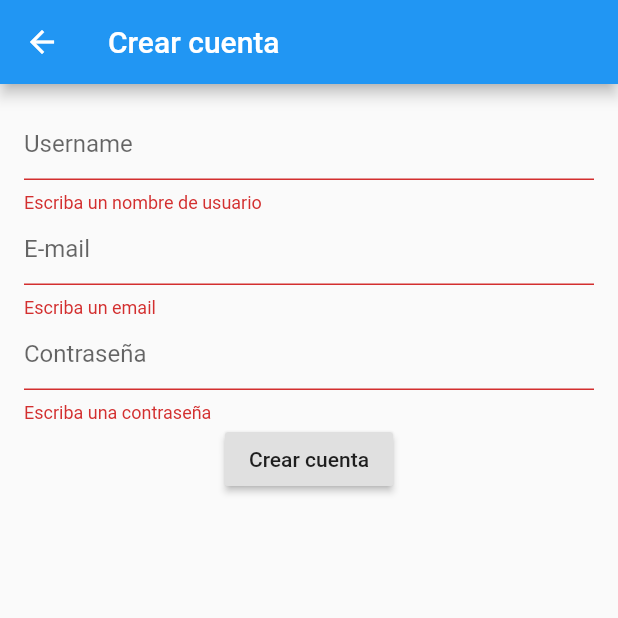
After one commit to IS-AgroSmart/AgroSmart-Mobile-Flutter, a Flutter app: the CreateAccountWidget screen opened by its route, after a tap on "Crear cuenta", on a phone screen of 412 x 824 dp, the top half of it. The commit adds this screen. Run offline on Flutter 3.47's test engine with Material 2 defaults, Android fonts, the phone set to English and light mode, and no system bars; our stand-ins replace connectivity, datetime_picker_formfield, permission_handler, photo_view, shared_preferences; missing offline and left inert: downloads_path_provider, flutter_downloader, prefs_config; accounts and stored records are empty; network calls fail.

Commit message:
Implement user account creation

```diff
--- a/lib/api.dart
+++ b/lib/api.dart
@@ -15,19 +15,13 @@ import 'models/user.dart';
 import 'orthomosaic_preview.dart';
 
 class Api {
-  static const ENTRYPOINT =
-//      "https://391b5808-8024-4864-bda1-992db1ce4e6a.mock.pstmn.io";
-      "http://10.0.2.2/api";
-      //"http://283f1ee35efc.ngrok.io/api";
-
-//      "http://192.168.100.100/api";
+  static const ENTRYPOINT = "http://10.0.2.2/api";
 
   // ignore: cancel_subscriptions
   static StreamSubscription connectivitySubscription;
 
   static Future<bool> tryLogin(String username, String pass) async {
-    var response = await http.post(ENTRYPOINT + "/api-auth",
-        body: {"username": username, "password": pass});
+    var response = await http.post(ENTRYPOINT + "/api-auth", body: {"username": username, "password": pass});
 
     if (response.statusCode != 200) {
       return false;
@@ -42,6 +36,25 @@ class Api {
     await fetchUserDetails();
 
     return true;
+  }
+
+  static Future<List<String>> tryCreateAccount(String username, String pass, String email) async {
+    var response =
+        await http.post(ENTRYPOINT + "/users/", body: {"username": username, "password": pass, "email": email});
+    if(response.statusCode==201){
+      tryLogin(username, pass);
+      return [];
+    }
+    return _parseErrorDict(utf8.decode(response.bodyBytes));
+  }
+
+  static List<String> _parseErrorDict(String errorJson) {
+    return json
+        .decode(errorJson)
+        .entries
+        .map((e) => e.value.map((msg) => e.key + ": " + msg).join("\n"))
+        .toList()
+        .cast<String>();
   }
 
   static Future<String> getToken() async {
@@ -59,12 +72,9 @@ class Api {
     final prefs = await SharedPreferences.getInstance();
     var username = prefs.getString("username");
 
-    final response = await http.get(ENTRYPOINT + '/users',
-        headers: {"Authorization": "Token " + (await getToken())});
+    final response = await http.get(ENTRYPOINT + '/users', headers: {"Authorization": "Token " + (await getToken())});
     if (response.statusCode == 200) {
-      var users = User.parse(response.body)
-          .where((u) => u.username == username)
-          .toList();
+      var users = User.parse(response.body).where((u) => u.username == username).toList();
       assert(users.length == 1);
       Helpers.loggedInUser = users.first;
       return users.first;
@@ -74,25 +84,20 @@ class Api {
   }
 
   static Future<List<Flight>> fetchCompleteOrErroredFlights() async {
-    return _fetchConditionFlights((flight) =>
-        flight.state == FlightState.COMPLETE ||
-        flight.state == FlightState.ERROR);
+    return _fetchConditionFlights(
+        (flight) => flight.state == FlightState.COMPLETE || flight.state == FlightState.ERROR);
   }
 
   static Future<List<Flight>> fetchProcessingFlights() async {
-    return _fetchConditionFlights(
-        (flight) => flight.state == FlightState.PROCESSING);
+    return _fetchConditionFlights((flight) => flight.state == FlightState.PROCESSING);
   }
 
   static Future<List<Flight>> fetchWaitingFlights() async {
-    return _fetchConditionFlights(
-        (flight) => flight.state == FlightState.WAITING);
+    return _fetchConditionFlights((flight) => flight.state == FlightState.WAITING);
   }
 
-  static Future<List<Flight>> _fetchConditionFlights(
-      bool Function(Flight) predicate) async {
-    final response = await http.get(ENTRYPOINT + '/flights',
-        headers: {"Authorization": "Token " + (await getToken())});
+  static Future<List<Flight>> _fetchConditionFlights(bool Function(Flight) predicate) async {
+    final response = await http.get(ENTRYPOINT + '/flights', headers: {"Authorization": "Token " + (await getToken())});
     if (response.statusCode == 200) {
       return Flight.parseList(response.body).where(predicate).toList();
     } else {
@@ -101,8 +106,8 @@ class Api {
   }
 
   static Future<Flight> fetchFlightDetails(Flight f) async {
-    final response = await http.get(ENTRYPOINT + '/flights/${f.uuid}',
-        headers: {"Authorization": "Token " + (await getToken())});
+    final response =
+        await http.get(ENTRYPOINT + '/flights/${f.uuid}', headers: {"Authorization": "Token " + (await getToken())});
     if (response.statusCode == 200) {
       print("Updating");
       return Flight.fromMap(json.decode(response.body).cast<String, dynamic>());
@@ -124,8 +129,8 @@ class Api {
   }
 
   static Future<bool> tryDeleteFlight(Flight f) async {
-    final response = await http.delete(ENTRYPOINT + '/flights/${f.uuid}/',
-        headers: {"Authorization": "Token " + (await getToken())});
+    final response = await http
+        .delete(ENTRYPOINT + '/flights/${f.uuid}/', headers: {"Authorization": "Token " + (await getToken())});
     return response.statusCode == 201;
   }
 
@@ -134,26 +139,19 @@ class Api {
   }
 
   static Future<void> downloadList(Flight f, Map<String, bool> listDownloads) async {
-
     Map<String, FlightResult> values = {
       '3d': FlightResult.MODEL3D,
       'cloud': FlightResult.CLOUD,
       'mosaico': FlightResult.ORTHOMOSAIC
     };
-    listDownloads.forEach((k,v) =>
-    v? download(f, values[k]): null);
+    listDownloads.forEach((k, v) => v ? download(f, values[k]) : null);
   }
 
   static Future<void> download(Flight f, FlightResult result) async {
-    const urls = {
-      FlightResult.ORTHOMOSAIC: "orthomosaic.png",
-      FlightResult.MODEL3D: "3dmodel"
-    };
+    const urls = {FlightResult.ORTHOMOSAIC: "orthomosaic.png", FlightResult.MODEL3D: "3dmodel"};
 
-    if(!(await _askPermission())) return;
-    Directory downloadDir = Directory(
-        (await DownloadsPathProvider.downloadsDirectory).path +
-            "/DroneApp/${f.name}");
+    if (!(await _askPermission())) return;
+    Directory downloadDir = Directory((await DownloadsPathProvider.downloadsDirectory).path + "/DroneApp/${f.name}");
     if (!downloadDir.existsSync()) await downloadDir.create(recursive: true);
     String saveDir = downloadDir.path;
 //    String saveDir = "$appDataDir/${f.uuid}/${result.toString()}";
@@ -165,13 +163,11 @@ class Api {
       savedDir: saveDir,
       showNotification: true,
       // show download progress in status bar (for Android)
-      openFileFromNotification:
-          true, // click on notification to open downloaded file (for Android)
+      openFileFromNotification: true, // click on notification to open downloaded file (for Android)
     );
   }
 
   static Future<void> downloadReport(Flight f, Map<String, bool> listReports) async {
-
     Map<String, String> values = {
       '3d': '3',
       'cloud': 'c',
@@ -181,14 +177,11 @@ class Api {
     };
 
     String details = '';
-    listReports.forEach((k,v) =>
-      details += v? values[k] : "" );
+    listReports.forEach((k, v) => details += v ? values[k] : "");
     details += details.length > 0 ? "/" : "";
-    if(!(await _askPermission())) return;
+    if (!(await _askPermission())) return;
 
-    Directory downloadDir = Directory(
-        (await DownloadsPathProvider.downloadsDirectory).path +
-            "/DroneApp/${f.name}");
+    Directory downloadDir = Directory((await DownloadsPathProvider.downloadsDirectory).path + "/DroneApp/${f.name}");
     if (!downloadDir.existsSync()) await downloadDir.create(recursive: true);
     String saveDir = downloadDir.path;
 
@@ -200,8 +193,7 @@ class Api {
       savedDir: saveDir,
       showNotification: true,
       // show download progress in status bar (for Android)
-      openFileFromNotification:
-          true, // click on notification to open downloaded file (for Android)
+      openFileFromNotification: true, // click on notification to open downloaded file (for Android)
     );
   }
 
@@ -214,9 +206,7 @@ class Api {
   }
 
   static checkConection() async {
-    connectivitySubscription = Connectivity()
-        .onConnectivityChanged
-        .listen((ConnectivityResult connectivityResult) {
+    connectivitySubscription = Connectivity().onConnectivityChanged.listen((ConnectivityResult connectivityResult) {
       return connectivityResult == ConnectivityResult.none;
     });
   }
--- /dev/null
+++ b/lib/create_account_widget.dart
@@ -0,0 +1,88 @@
+import 'dart:io';
+
+import 'package:flutter/material.dart';
+import 'api.dart';
+import 'create_account_successful_widget.dart';
+
+class CreateAccountWidget extends StatelessWidget {
+  static const routeName = "/createAccount";
+
+  @override
+  Widget build(BuildContext context) {
+    return Scaffold(
+      appBar: AppBar(
+        title: Text("Crear cuenta"),
+      ),
+      body: CreateAccountForm(),
+    );
+  }
+}
+
+class CreateAccountForm extends StatefulWidget {
+  @override
+  _CreateAccountFormState createState() => _CreateAccountFormState();
+}
+
+class _CreateAccountFormState extends State<CreateAccountForm> {
+  final _formKey = GlobalKey<FormState>();
+  String _username, _pass, _email;
+  String _errorMessage = "";
+
+  String isNotEmptyValidator(message, String value) {
+    return value.isEmpty ? message : null;
+  }
+
+  String usernameValidator(value) => isNotEmptyValidator('Escriba un nombre de usuario', value);
+
+  String emailValidator(value) => isNotEmptyValidator("Escriba un email", value);
+
+  String passwordValidator(value) => isNotEmptyValidator("Escriba una contraseña", value);
+
+  @override
+  Widget build(BuildContext context) {
+    return Form(
+        key: _formKey,
+        child: Padding(
+            padding: const EdgeInsets.all(16.0),
+            child: Column(children: <Widget>[
+              if (_errorMessage.isNotEmpty)
+                Text(
+                  _errorMessage,
+                  style: TextStyle(color: Colors.red),
+                ),
+              TextFormField(
+                  validator: usernameValidator,
+                  decoration: InputDecoration(hintText: "Username"),
+                  onSaved: (val) => _username = val.trim()),
+              TextFormField(
+                  keyboardType: TextInputType.emailAddress,
+                  validator: emailValidator,
+                  decoration: InputDecoration(hintText: "E-mail"),
+                  onSaved: (val) => _email = val.trim()),
+              TextFormField(
+                  obscureText: true,
+                  validator: passwordValidator,
+                  decoration: InputDecoration(hintText: "Contraseña"),
+                  onSaved: (val) => _pass = val.trim()),
+              RaisedButton(
+                onPressed: () async {
+                  if (_formKey.currentState.validate()) {
+                    _formKey.currentState.save();
+
+                    try {
+                      var errorMessages = await Api.tryCreateAccount(_username, _pass, _email);
+                      setState(() => _errorMessage = errorMessages.join("\n"));
+                      // If success == true, account creation was OK. Transition to Account Creation Successful screen
+                      if (errorMessages.isEmpty)
+                        Navigator.pushReplacementNamed(context, CreateAccountSuccessfulWidget.routeName);
+                    } on SocketException catch (e) {
+                      print(e);
+                      setState(() => _errorMessage = "Error de conexión");
+                    }
+                  }
+                },
+                child: Text('Crear cuenta'),
+              )
+            ])));
+  }
+}
--- a/lib/login_widget.dart
+++ b/lib/login_widget.dart
@@ -1,5 +1,6 @@
 import 'package:flutter/material.dart';
 import 'package:flutter_app/completed_flights_widget.dart';
+import 'package:flutter_app/create_account_widget.dart';
 import 'api.dart';
 
 class LoginWidget extends StatelessWidget {
@@ -33,11 +34,9 @@ class _LoginFormState extends State<LoginForm> {
     return null;
   }
 
-  String usernameValidator(value) =>
-      isNotEmptyValidator('Escriba un nombre de usuario', value);
+  String usernameValidator(value) => isNotEmptyValidator('Escriba un nombre de usuario', value);
 
-  String passwordValidator(value) =>
-      isNotEmptyValidator("Escriba una contraseña", value);
+  String passwordValidator(value) => isNotEmptyValidator("Escriba una contraseña", value);
 
   @override
   Widget build(BuildContext context) {
@@ -69,13 +68,16 @@ class _LoginFormState extends State<LoginForm> {
                     var success = await Api.tryLogin(_username, _pass);
                     setState(() => _success = success);
                     // If success == true, login was OK. Transition to Flights screen
-                    if (_success)
-                      Navigator.pushReplacementNamed(
-                          context, CompletedFlightsWidget.routeName);
+                    if (_success) Navigator.pushReplacementNamed(context, CompletedFlightsWidget.routeName);
                   }
                 },
                 child: Text('Iniciar sesión'),
               ),
+              Container(height: 10),
+              InkWell(
+                onTap: () => Navigator.pushReplacementNamed(context, CreateAccountWidget.routeName),
+                child: Text('Crear cuenta'),
+              ),
             ])));
   }
 }
```
Also changed, not shown: lib/create_account_successful_widget.dart (added, +36 -0 lines), lib/main.dart (+9 -7 lines).
